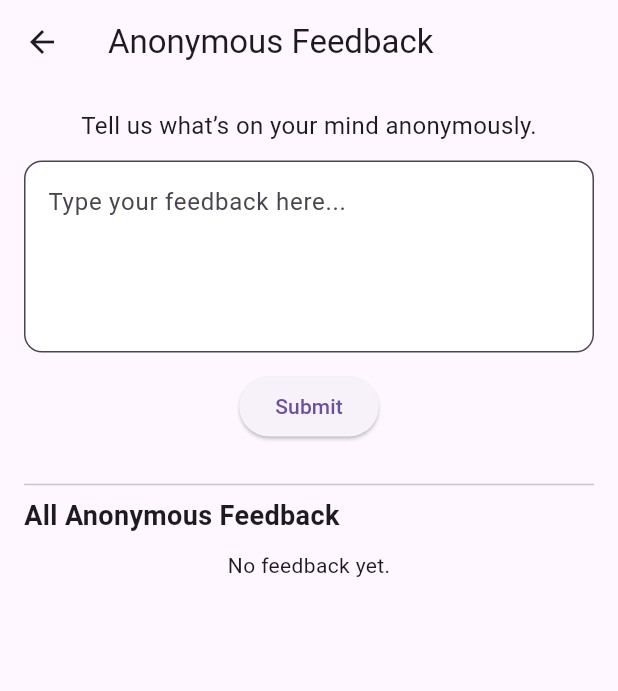
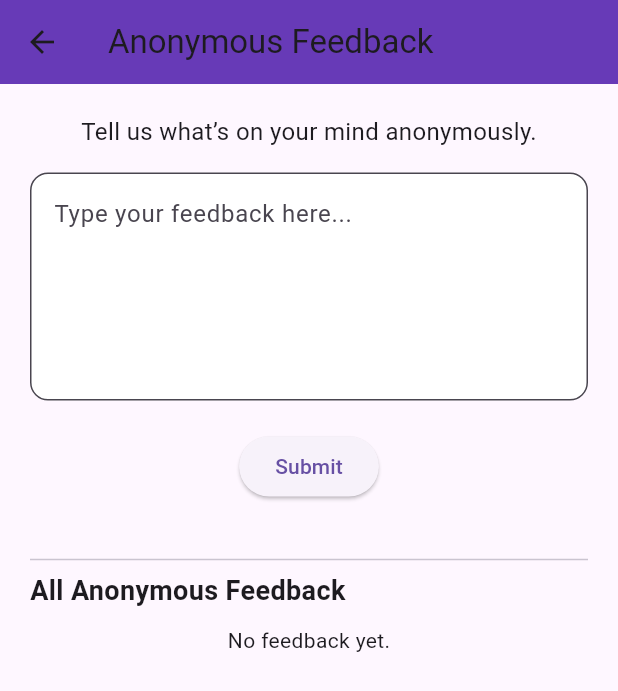
Before and after one commit to Jayashree-Elumalai/communa_app, a Flutter app: the FeedbackPage screen opened directly, on a phone screen of 412 x 824 dp. Shown: the top 691 px of the screen. Run offline on Flutter 3.47's test engine with Material 3 defaults, Android fonts, the phone set to English and light mode, and no system bars; our stand-ins replace cloud_firestore, firebase_auth, firebase_core, table_calendar; accounts and stored records are empty.

Commit message:
Update feedback_pg.dart
1

```diff
--- a/lib/screens/feedback_pg.dart
+++ b/lib/screens/feedback_pg.dart
@@ -35,32 +35,37 @@ class _FeedbackPageState extends State<FeedbackPage> {
   @override
   Widget build(BuildContext context) {
     return Scaffold(
-      appBar: AppBar(title: const Text('Anonymous Feedback')),
+      appBar: AppBar(
+        title: const Text('Anonymous Feedback'),
+        backgroundColor: Colors.deepPurple,
+      ),
       body: Padding(
-        padding: const EdgeInsets.all(16),
+        padding: const EdgeInsets.all(20),
         child: Column(
           children: [
             const Text(
               'Tell us what’s on your mind anonymously.',
               style: TextStyle(fontSize: 16),
             ),
-            const SizedBox(height: 12),
+            const SizedBox(height: 16),
             TextField(
               controller: feedbackController,
-              maxLines: 4,
+              maxLines: 5,
               decoration: InputDecoration(
                 hintText: 'Type your feedback here...',
                 filled: true,
                 fillColor: Colors.white,
-                border: OutlineInputBorder(borderRadius: BorderRadius.circular(12)),
+                border: OutlineInputBorder(
+                  borderRadius: BorderRadius.circular(12),
+                ),
               ),
             ),
-            const SizedBox(height: 12),
+            const SizedBox(height: 20),
             ElevatedButton(
               onPressed: submitFeedback,
               child: const Text('Submit'),
             ),
-            const SizedBox(height: 20),
+            const SizedBox(height: 30),
             const Divider(),
             const Align(
               alignment: Alignment.centerLeft,
@@ -94,7 +99,8 @@ class _FeedbackPageState extends State<FeedbackPage> {
                   return ListView.builder(
                     itemCount: feedbackDocs.length,
                     itemBuilder: (context, index) {
-                      final data = feedbackDocs[index].data() as Map<String, dynamic>;
+                      final data =
+                      feedbackDocs[index].data() as Map<String, dynamic>;
                       final text = data['text'] ?? '';
                       final timestamp = data['timestamp'] as Timestamp?;
                       final formattedTime = timestamp != null
```
